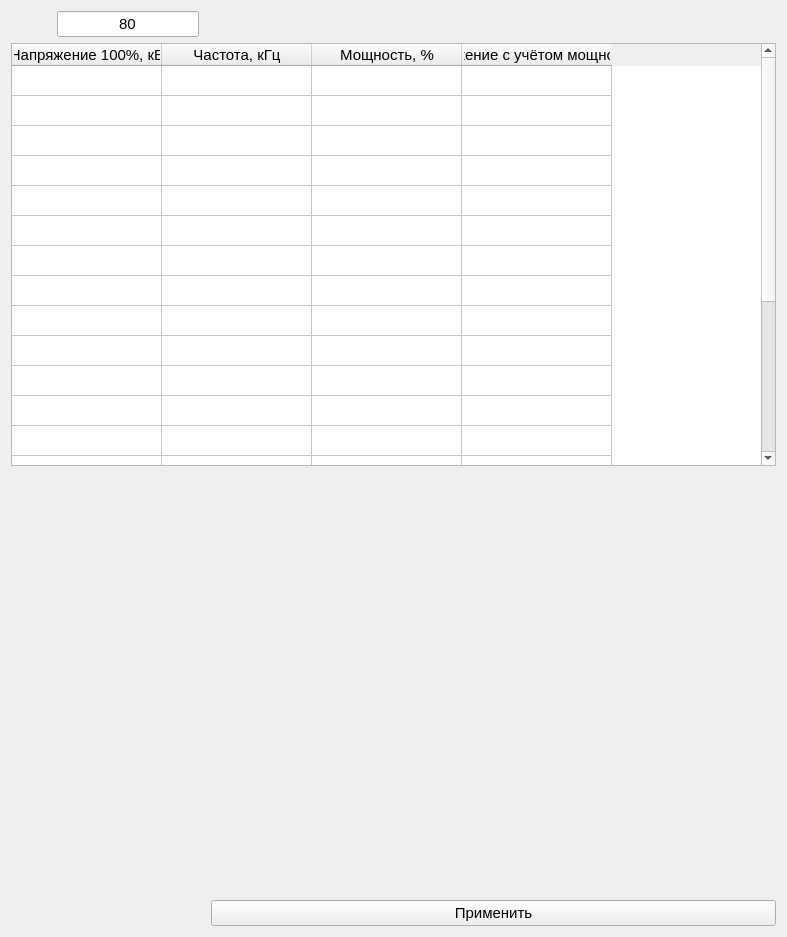
This is voltage.ui in fdult/acceptance_generator as Qt 5 draws it before an edit. The edited form follows.
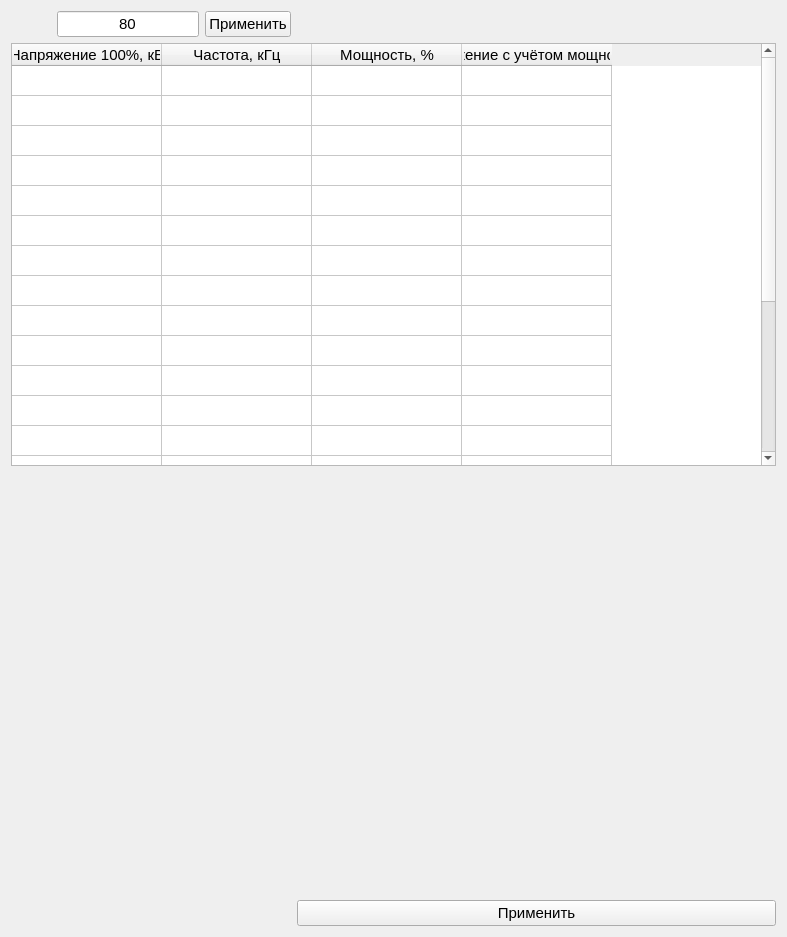
This is the edited form. Icons and pictures are not drawn. Custom widgets are drawn as their Qt base class.

Patch:
```diff
--- a/voltage.ui
+++ b/voltage.ui
@@ -973,6 +973,21 @@
      </property>
     </spacer>
    </item>
+   <item row="0" column="2">
+    <widget class="QPushButton" name="pushButton_2">
+     <property name="font">
+      <font>
+       <pointsize>11</pointsize>
+      </font>
+     </property>
+     <property name="focusPolicy">
+      <enum>Qt::NoFocus</enum>
+     </property>
+     <property name="text">
+      <string>Применить</string>
+     </property>
+    </widget>
+   </item>
   </layout>
  </widget>
  <customwidgets>
```
